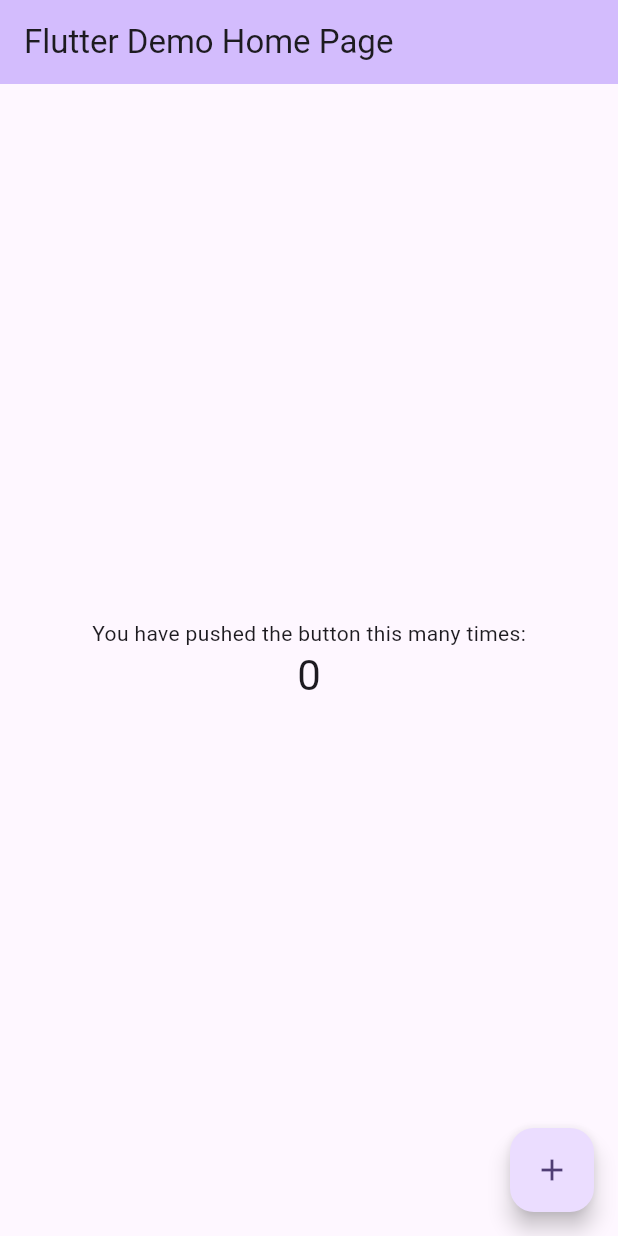
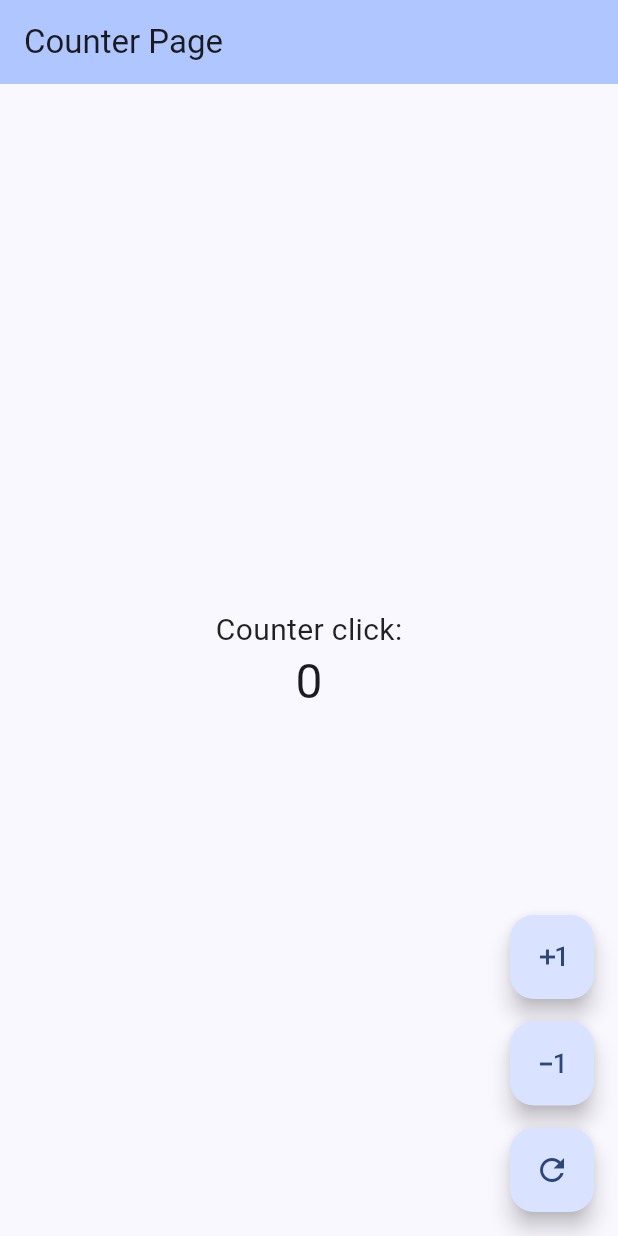
Before and after one commit to rodrigobrazz/dioproject, a Flutter app: the screen it shows after launch, on a phone screen of 412 x 824 dp. Run offline on Flutter 3.47's test engine with Material 3 defaults, Android fonts, the phone set to English and light mode, and no system bars.

Commit message:
Refactor main application structure and implement HomePage with counter functionality

```diff
--- a/lib/main.dart
+++ b/lib/main.dart
@@ -1,70 +1,6 @@
+import 'package:dioproject/src/dio_project.dart';
 import 'package:flutter/material.dart';
 
 void main() {
-  runApp(const MyApp());
+  runApp(const DioProject());
 }
-
-class MyApp extends StatelessWidget {
-  const MyApp({super.key});
-
-  @override
-  Widget build(BuildContext context) {
-    return MaterialApp(
-      debugShowCheckedModeBanner: false,
-      title: 'Flutter Demo',
-      theme: ThemeData(
-        colorScheme: ColorScheme.fromSeed(seedColor: Colors.deepPurple),
-        useMaterial3: true,
-      ),
-      home: const MyHomePage(title: 'Flutter Demo Home Page'),
-    );
-  }
-}
-
-class MyHomePage extends StatefulWidget {
-  const MyHomePage({super.key, required this.title});
-
-  final String title;
-
-  @override
-  State<MyHomePage> createState() => _MyHomePageState();
-}
-
-class _MyHomePageState extends State<MyHomePage> {
-  int _counter = 0;
-
-  void _incrementCounter() {
-    setState(() {
-      _counter++;
-    });
-  }
-
-  @override
-  Widget build(BuildContext context) {
-    return Scaffold(
-      appBar: AppBar(
-        backgroundColor: Theme.of(context).colorScheme.inversePrimary,
-        title: Text(widget.title),
-      ),
-      body: Center(
-        child: Column(
-          mainAxisAlignment: MainAxisAlignment.center,
-          children: <Widget>[
-            const Text(
-              'You have pushed the button this many times:',
-            ),
-            Text(
-              '$_counter',
-              style: Theme.of(context).textTheme.headlineMedium,
-            ),
-          ],
-        ),
-      ),
-      floatingActionButton: FloatingActionButton(
-        onPressed: _incrementCounter,
-        tooltip: 'Increment',
-        child: const Icon(Icons.add),
-      ), // This trailing comma makes auto-formatting nicer for build methods.
-    );
-  }
-}
--- /dev/null
+++ b/lib/src/dio_project.dart
@@ -0,0 +1,20 @@
+import 'package:dioproject/src/home/home_page.dart';
+import 'package:flutter/material.dart';
+
+class DioProject extends StatelessWidget {
+  const DioProject({super.key});
+
+  @override
+  Widget build(BuildContext context) {
+    return MaterialApp(
+      debugShowCheckedModeBanner: false,
+      theme: ThemeData(
+        colorScheme: ColorScheme.fromSeed(
+          seedColor: Colors.blue[900]!,
+        ),
+        useMaterial3: true,
+      ),
+      home: const HomePage(),
+    );
+  }
+}
--- /dev/null
+++ b/lib/src/home/home_page.dart
@@ -0,0 +1,74 @@
+import 'package:flutter/material.dart';
+
+class HomePage extends StatefulWidget {
+  const HomePage({super.key});
+
+  @override
+  State<HomePage> createState() => _HomePageState();
+}
+
+class _HomePageState extends State<HomePage> {
+  int _counter = 0;
+
+  void _incrementCounter() {
+    setState(() => _counter++);
+  }
+
+  void _decrementCounter() {
+    if (_counter > 0) setState(() => _counter--);
+  }
+
+  void _resetCounter() {
+    setState(() => _counter = 0);
+  }
+
+  @override
+  Widget build(BuildContext context) {
+    return Scaffold(
+      appBar: AppBar(
+        backgroundColor: Theme.of(context).colorScheme.inversePrimary,
+        title: Text('Counter Page'),
+      ),
+      body: Center(
+        child: Column(
+          mainAxisAlignment: MainAxisAlignment.center,
+          children: [
+            const Text(
+              'Counter click:',
+              style: TextStyle(
+                fontSize: 20,
+                color: Colors.black87,
+              ),
+            ),
+            Text(
+              '$_counter',
+              style: Theme.of(context).textTheme.headlineLarge,
+            ),
+          ],
+        ),
+      ),
+      floatingActionButton: Column(
+        mainAxisAlignment: MainAxisAlignment.end,
+        children: [
+          FloatingActionButton(
+            onPressed: _incrementCounter,
+            tooltip: 'Increment',
+            child: const Icon(Icons.exposure_plus_1),
+          ),
+          const SizedBox(height: 15),
+          FloatingActionButton(
+            onPressed: _decrementCounter,
+            tooltip: 'Decrement',
+            child: const Icon(Icons.exposure_minus_1),
+          ),
+          const SizedBox(height: 15),
+          FloatingActionButton(
+            onPressed: _resetCounter,
+            tooltip: 'Reset',
+            child: const Icon(Icons.refresh_outlined),
+          ),
+        ],
+      ),
+    );
+  }
+}
--- a/notes.txt
+++ b/notes.txt
@@ -1,3 +1,7 @@
 flutter create -t app --org br.com.brs.dioapp -a kotlin -i swift dioproject
 
 https://github.com/digitalinnovationone/dio-flutter
+
+
+git commit -m "alteracoes"
+git push origin main
```
Also changed, not shown: 1 other file.
